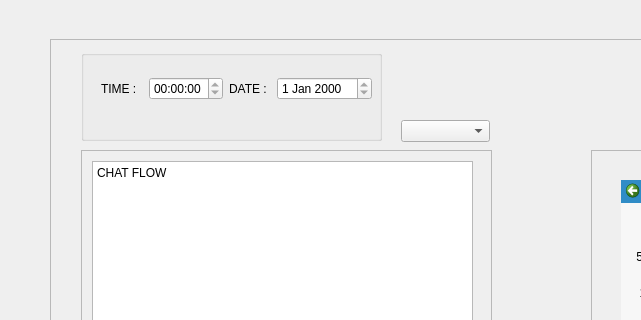
Above: Socket_Programming-master/interface.ui from b2210356037/Socket_Programming-master before the change; both pictures show x 0 to 641 and y 0 to 320 of the 1057 by 702 pixel window. Below: the same form after it.
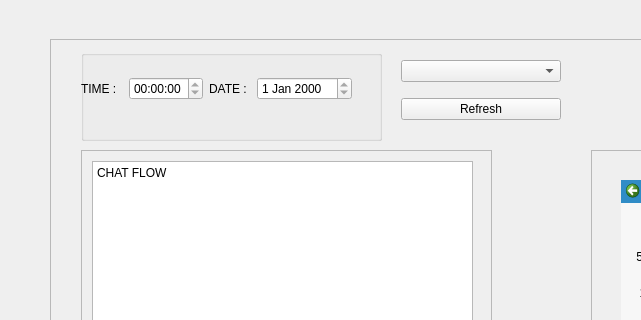
That is the form after the change. Icons and pictures are not drawn.

What changed in the file:
```diff
--- a/Socket_Programming-master/interface.ui
+++ b/Socket_Programming-master/interface.ui
@@ -131,7 +131,7 @@
        <widget class="QWidget" name="horizontalLayoutWidget">
         <property name="geometry">
          <rect>
-          <x>20</x>
+          <x>0</x>
           <y>0</y>
           <width>271</width>
           <height>78</height>
@@ -279,21 +279,34 @@
         </property>
        </widget>
       </widget>
-      <widget class="QComboBox" name="comboBox">
+      <widget class="QWidget" name="verticalLayoutWidget">
        <property name="geometry">
         <rect>
          <x>350</x>
-         <y>80</y>
-         <width>89</width>
-         <height>22</height>
+         <y>10</y>
+         <width>160</width>
+         <height>80</height>
         </rect>
        </property>
+       <layout class="QVBoxLayout" name="verticalLayout">
+        <item>
+         <widget class="QComboBox" name="comboBox">
        <property name="maximumSize">
         <size>
          <width>16777215</width>
          <height>22</height>
         </size>
        </property>
+         </widget>
+        </item>
+        <item>
+         <widget class="QPushButton" name="pushButton_4">
+          <property name="text">
+           <string>Refresh</string>
+          </property>
+         </widget>
+        </item>
+       </layout>
       </widget>
      </widget>
     </widget>
```
Lines whose indentation alone changed are shown as unchanged.
